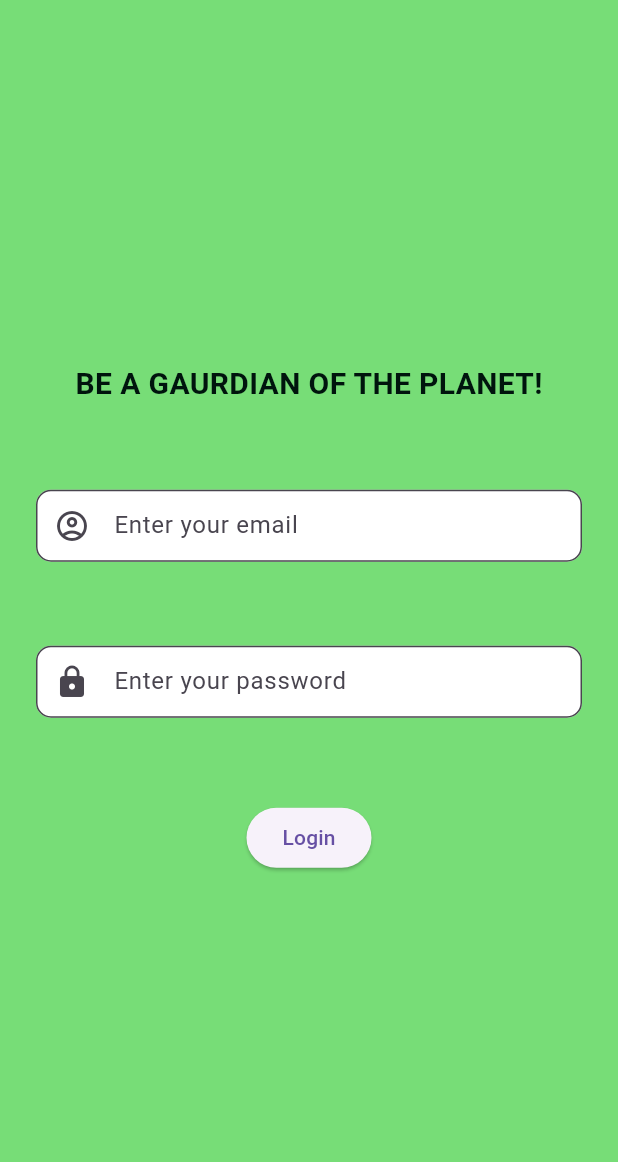
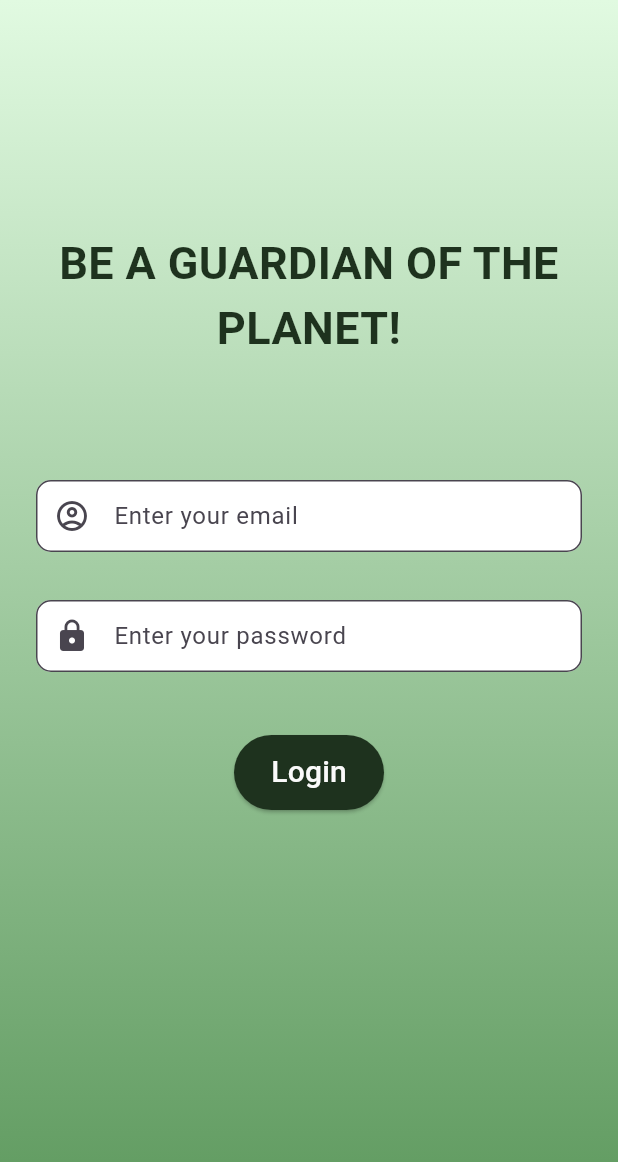
Before and after one commit to fizakhan90/PlanetGuard, a Flutter app: the screen it shows after launch, on a phone screen of 412 x 824 dp. Shown: the top 1162 px of the screen. Run offline on Flutter 3.47's test engine with Material 3 defaults, Android fonts, the phone set to English and light mode, and no system bars.

Commit message:
improved the UI

```diff
--- a/lib/pages/login.dart
+++ b/lib/pages/login.dart
@@ -6,21 +6,36 @@ class LoginPage extends StatelessWidget {
   @override
   Widget build(BuildContext context) {
     return Scaffold(
-       backgroundColor: const Color.fromARGB(255, 119, 221, 119),
-      body: Center(
+      body: Container(
+        decoration: const BoxDecoration(
+          gradient: LinearGradient(
+            begin: Alignment.topCenter,
+            end: Alignment.bottomCenter,
+            colors: [Color.fromARGB(255, 225, 250, 225), Color.fromARGB(255, 92, 152, 92)]
+          )
+        ),
+
+      child: Center(
         child: Padding(
           padding: const EdgeInsets.symmetric(horizontal:24.0),
           child: Column(
+
             mainAxisAlignment : MainAxisAlignment.center,
-            children: [ const Text(
-              'BE A GAURDIAN OF THE PLANET!',
+            children: [
+              const SizedBox(height: 0),
+              const Text(
+              'BE A GUARDIAN OF THE PLANET!',
               style: TextStyle(
-                fontSize: 20,
-                color: Color.fromARGB(255,0,20,13),
+                fontSize: 30,
+                color: Color.fromARGB(255, 30, 50, 30),
                 fontWeight: FontWeight.bold,
-              ),),
-            const SizedBox(height : 56),
-            TextField(
+              ),
+              textAlign: TextAlign.center,
+            ),
+            const SizedBox(height : 80),
+            SizedBox(
+              height: 70,
+              child: TextField(
                 obscureText: false,
                 decoration: InputDecoration(
                   filled: true,
@@ -31,8 +46,12 @@ class LoginPage extends StatelessWidget {
                   labelText: 'Enter your email',
                   ),
               ),
-            const SizedBox(height: 56),
-            TextField(
+            ),
+            const SizedBox(height: 10),
+            SizedBox(
+              height: 70,
+              child: TextField(
+
                 obscureText: true,
                 decoration: InputDecoration(
                   filled: true,
@@ -43,13 +62,28 @@ class LoginPage extends StatelessWidget {
                   labelText: 'Enter your password',
                 ),
               ),
-            const SizedBox(height: 56),
-            ElevatedButton(onPressed: () {Navigator.pushNamed(context, '/home');},
-            child: const Text("Login"))
+            ),
+            const SizedBox(height: 20),
+            SizedBox(
+              height: 50,
+              width: 100,
+              child: ElevatedButton(onPressed: () {Navigator.pushNamed(context, '/home');
+              },
+              style: ButtonStyle(
+                backgroundColor: MaterialStateProperty.all<Color>(const Color.fromARGB(255, 30 , 50, 30)),
+              ),
+              child: const Text("Login",
+              style: TextStyle(
+                fontSize: 20,
+                color: Color.fromARGB(255, 250, 250, 250 )
+              ),)),
+            ),
+            const SizedBox(height: 130)
             ]
           ),
         )
       ),
+    ),
     );
   }
 }
```
Lines whose indentation alone changed are shown as unchanged.
